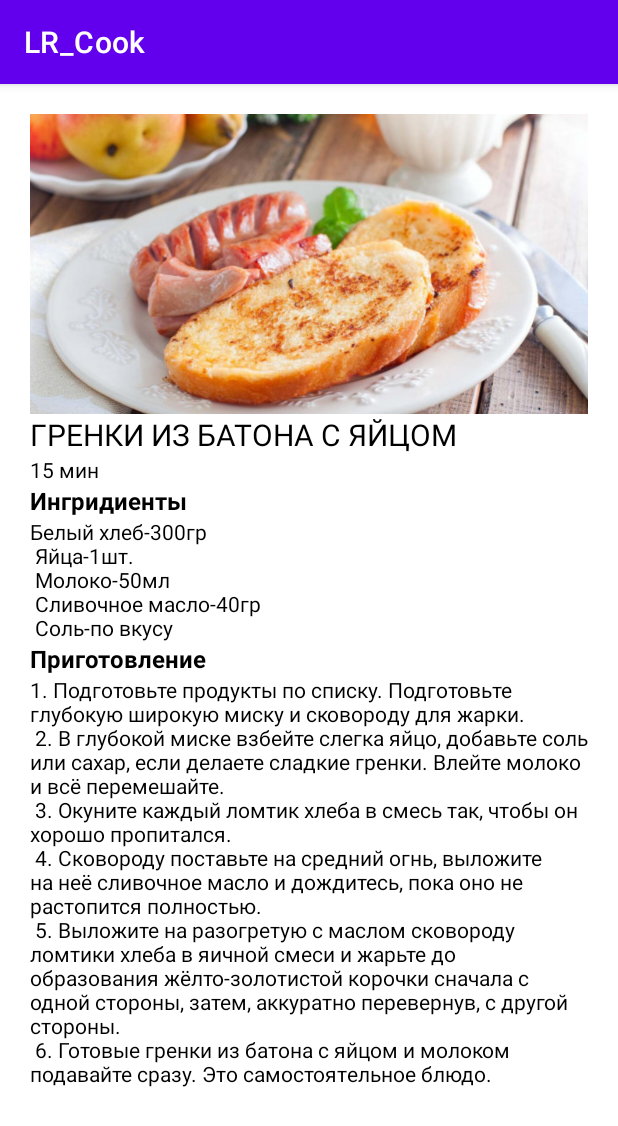
After one commit to soni1541/LR_Cook, an Android app: the Breakfest2Activity screen opened directly, with no data from a screen before it, on a phone screen of 412 x 824 dp. The commit adds this screen. Shown: the top 1126 px of the screen. Run offline under Robolectric (Android 15) with nearby library versions, the phone set to English and light mode, and no system bars.

Commit message:
Завтраки все готовы

```diff
--- /dev/null
+++ b/app/src/main/java/com/example/lr_cook/Breakfest2Activity.java
@@ -0,0 +1,14 @@
+package com.example.lr_cook;
+
+import androidx.appcompat.app.AppCompatActivity;
+
+import android.os.Bundle;
+
+public class Breakfest2Activity extends AppCompatActivity {
+
+    @Override
+    protected void onCreate(Bundle savedInstanceState) {
+        super.onCreate(savedInstanceState);
+        setContentView(R.layout.activity_breakfest2);
+    }
+}
--- /dev/null
+++ b/app/src/main/res/layout/activity_breakfest2.xml
@@ -0,0 +1,76 @@
+<?xml version="1.0" encoding="utf-8"?>
+<androidx.constraintlayout.widget.ConstraintLayout xmlns:android="http://schemas.android.com/apk/res/android"
+    xmlns:app="http://schemas.android.com/apk/res-auto"
+    xmlns:tools="http://schemas.android.com/tools"
+    android:layout_width="match_parent"
+    android:layout_height="match_parent"
+    tools:context=".Breakfest2Activity">
+
+    <ScrollView
+        android:layout_width="match_parent"
+        android:layout_height="match_parent"
+        android:layout_margin="20dp">
+
+        <LinearLayout
+            android:layout_width="match_parent"
+            android:layout_height="wrap_content"
+            android:orientation="vertical">
+
+            <ImageView
+                android:id="@+id/imageView7"
+                android:layout_width="match_parent"
+                android:layout_height="200dp"
+                android:scaleType="centerCrop"
+                app:srcCompat="@drawable/breakfest2" />
+
+            <TextView
+                android:id="@+id/textView4"
+                android:layout_width="match_parent"
+                android:layout_height="wrap_content"
+                android:gravity="start"
+                android:text="@string/breakfest2_name"
+                android:textAlignment="textStart"
+                android:textColor="#000000"
+                android:textSize="20sp" />
+
+            <TextView
+                android:id="@+id/textView12"
+                android:layout_width="match_parent"
+                android:layout_height="wrap_content"
+                android:text="@string/breakfest2_time"
+                android:textColor="#000000" />
+
+            <TextView
+                android:id="@+id/textView5"
+                android:layout_width="match_parent"
+                android:layout_height="wrap_content"
+                android:text="@string/ingridients"
+                android:textColor="#000000"
+                android:textSize="16sp"
+                android:textStyle="bold" />
+
+            <TextView
+                android:id="@+id/textView6"
+                android:layout_width="match_parent"
+                android:layout_height="wrap_content"
+                android:text="@string/breakfest2_ingrid"
+                android:textColor="#000000" />
+
+            <TextView
+                android:id="@+id/textView10"
+                android:layout_width="match_parent"
+                android:layout_height="wrap_content"
+                android:text="@string/cooking"
+                android:textColor="#000000"
+                android:textSize="16sp"
+                android:textStyle="bold" />
+
+            <TextView
+                android:id="@+id/textView11"
+                android:layout_width="match_parent"
+                android:layout_height="wrap_content"
+                android:text="@string/breakfest2_cooking"
+                android:textColor="#000000" />
+        </LinearLayout>
+    </ScrollView>
+</androidx.constraintlayout.widget.ConstraintLayout>
--- a/app/src/main/res/values/strings.xml
+++ b/app/src/main/res/values/strings.xml
@@ -16,13 +16,45 @@
     <string name="btn_next">Далее</string>
 
     <string name="breakfest1_name">ЯИЧНИЦА НА СКОВОРОДЕ</string>
+    <string name="breakfest2_name">ГРЕНКИ ИЗ БАТОНА С ЯЙЦОМ</string>
+    <string name="breakfest3_name">МАННАЯ КАША НА МОЛОКЕ</string>
 
-    <string name="breakfest2_name">ГРЕНКИ ИЗ БАТОНА С ЯЙЦОМ</string>
+    <string name="breakfest3_ingrid">Молоко-300мл\nМанка-3стол.л.\nСахар-1стол.л.\nСоль-по вкусу\nСливочное масло-40гр</string>
+    <string name="breakfest1_ingrid">Яйца-1 шт.\nСливочное масло-10гр \n Соль-по вкусу\n Перец острый молотый-по вкусу</string>
+    <string name="breakfest2_ingrid">Белый хлеб-300гр\n Яйца-1шт. \n Молоко-50мл\n Сливочное масло-40гр\n Соль-по вкусу</string>
 
-    <string name="breakfest3_name">МАННАЯ КАША НА МОЛОКЕ</string>
-    <string name="breakfest3_ingrid">"Молоко-300мл\nМанка-3стол.л.\nСахар-1стол.л.\nСоль-по вкусу\nСливочное масло-40гр "</string>
-    <string name="breakfest1_ingrid">Яйца-1 шт. Сливочное масло-10гр Соль-по вкусу Перец острый молотый-по вкусу</string>
-    <string name="breakfest2_ingrid">Белый хлеб-300гр Яйца-1шт. Молоко-50мл Сливочное масло-40гр Соль-по вкусу</string>
+    <string name="breakfest1_cooking">
+    1. Подготовьте необходимые ингредиенты. Яйцо помойте с мылом под струёй тёплой воды. Это необходимо для обеспечения безопасности и защиты от возможного заражения сальмонеллой.\n
+    2. Сковородку с невысокими бортами разогрейте на сильном огне. Добавьте кусочек сливочного масла и растопите его до жидкого состояния. Огонь убавьте до среднего.\n
+    3. Вбейте яйцо в сковороду с раскалённым маслом. Постарайтесь не повредить целостность желтка. Круговыми движениями распределите белок так, чтобы он равномерно растёкся по сковороде.\n
+    4. Жарьте яичницу до такого состояния, пока белок полностью не схватится, а желток ещё будет ярко-жёлтым и жидким.\n
+    5. После того, как яичница достигла необходимой степени готовности, можно слегка посолить и поперчить её по вкусу.
+    </string>
+
+    <string name="breakfest2_cooking">
+    1. Подготовьте продукты по списку. Подготовьте глубокую широкую миску и сковороду для жарки.\n
+    2. В глубокой миске взбейте слегка яйцо, добавьте соль или сахар, если делаете сладкие гренки. Влейте молоко и всё перемешайте.\n
+    3. Окуните каждый ломтик хлеба в смесь так, чтобы он хорошо пропитался.\n
+    4. Сковороду поставьте на средний огнь, выложите на неё сливочное масло и дождитесь, пока оно не растопится полностью.\n
+    5. Выложите на разогретую с маслом сковороду ломтики хлеба в яичной смеси и жарьте до образования жёлто-золотистой корочки сначала с одной стороны, затем, аккуратно перевернув, с другой стороны.\n
+    6. Готовые гренки из батона с яйцом и молоком подавайте сразу. Это самостоятельное блюдо.
+    </string>
+
+    <string name="breakfest3_cooking">
+    1. Для приготовления манной каши подготовьте все ингредиенты. Молоко для каши можно использовать любой жирности.\n
+    2. Для варки каши удобно использовать алюминиевую посуду или кастрюлю с толстым дном. Налейте в ковш необходимое количество молока.\n
+    3. Добавьте в молоко ложку сахара и щепотку соли.\n
+    4. Затем добавьте в холодное молоко манную крупу. Перемешайте и поставьте ковш на огонь. Если любите кашу более жидкую, то достаточно будет всего 2-х ложек крупы.\n
+    5. При постоянном помешивании доведите все до кипения. При закипании каша постепенно станет густая. Проварите её, буквально, 20-30 секунд и снимите с огня. Только не переставайте перемешивать кашу, иначе получите один большой комок. Постоять и дождаться закипания 1-2 минуты совсем не сложно.\n
+    6. Готовую кашу перелейте в подготовленную тарелку, добавьте небольшое количество сливочного масла или свежих ягод.
+    </string>
+
+    <string name="breakfest1_time">15 мин</string>
+    <string name="breakfest2_time">15 мин</string>
+    <string name="breakfest3_time">10 мин</string>
+
+    <string name="ingridients">Ингридиенты</string>
+    <string name="cooking">Приготовление</string>
 
 
 </resources>
```
Also changed, not shown: app/src/main/AndroidManifest.xml (+9 -0 lines), app/src/main/java/com/example/lr_cook/Breakfest1Activity.java (added, +14 -0 lines), app/src/main/java/com/example/lr_cook/Breakfest3Activity.java (added, +14 -0 lines), app/src/main/java/com/example/lr_cook/BreakfestActivity.java (+18 -0 lines), app/src/main/res/layout/activity_breakfest.xml (+9 -3 lines), app/src/main/res/layout/activity_breakfest1.xml (added, +77 -0 lines), app/src/main/res/layout/activity_breakfest3.xml (added, +76 -0 lines), 3 other files.
